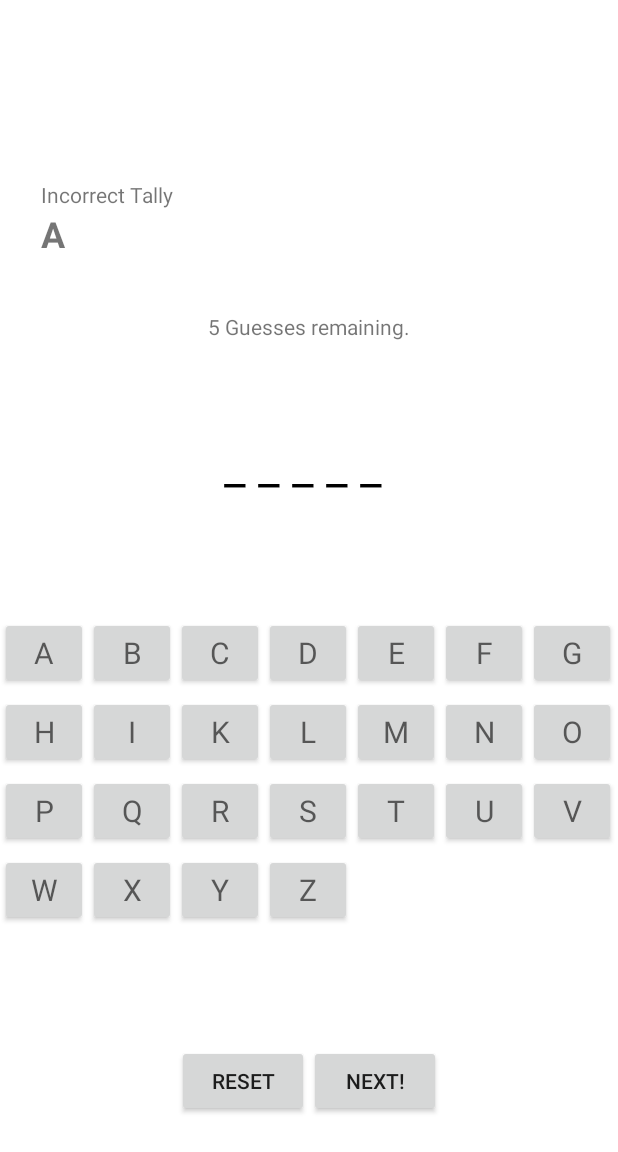
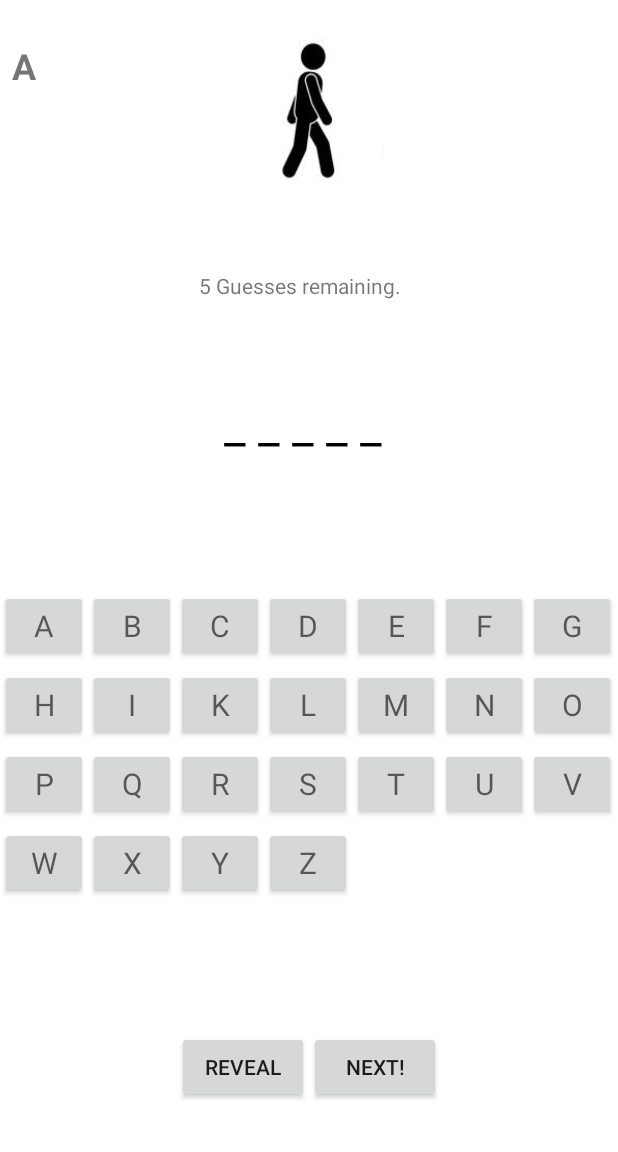
Before and after one commit to ccharle/WordTrivia, an Android app: the screen it shows after launch (MainActivity), after a tap on an icon or button, on a phone screen of 412 x 824 dp. Shown: the top 1152 px of the screen. Run offline under Robolectric (Android 15) with nearby library versions, the phone set to English and light mode, and no system bars; 2 other taps on this screen came first.

Commit message:
functional image progress and UI fixes

```diff
--- a/app/build.gradle
+++ b/app/build.gradle
@@ -35,6 +35,7 @@ dependencies {
     implementation 'com.squareup.retrofit2:retrofit:2.6.1'
     implementation 'com.squareup.retrofit2:converter-gson:2.6.0'
     implementation 'com.squareup.retrofit2:converter-scalars:2.6.2'
+    implementation 'com.google.android.material:material:1.0.0'
 
 
 }
--- a/app/src/main/java/org/pursuit/wordtrivia/contract/MainContract.kt
+++ b/app/src/main/java/org/pursuit/wordtrivia/contract/MainContract.kt
@@ -13,6 +13,8 @@ interface MainContract {
         )
 
         fun gameOver()
+        fun gameWon()
+        fun showUserProgress(img :Int)
     }
 
 
@@ -34,9 +36,8 @@ interface MainContract {
         fun startGame()
         fun userWordInput(word: String?)
         fun onRefreshGame()
+        fun onGameWon()
     }
-
-
 
 
     interface Model {
--- a/app/src/main/java/org/pursuit/wordtrivia/presenter/TheGamePresenter.kt
+++ b/app/src/main/java/org/pursuit/wordtrivia/presenter/TheGamePresenter.kt
@@ -1,15 +1,20 @@
 package org.pursuit.wordtrivia.presenter
 
-import android.util.Log
+import org.pursuit.wordtrivia.R
 import org.pursuit.wordtrivia.contract.MainContract
 
 class TheGamePresenter(private val currentWord: String?, private val viewRef: MainContract.View) :
 
     MainContract.GamePresenter {
+    override fun onGameWon() {
+
+    }
+
     override fun onRefreshGame() {
         incorrectGuess = 6
         lettersGuessedArray.clear()
-        guessCount = 0
+        incorrectGuessCount = 0
+
     }
 
 
@@ -17,17 +22,23 @@ class TheGamePresenter(private val currentWord: String?, private val viewRef: Ma
     private var guessedWord: Boolean = false
     private var blankArray = ArrayList<String>()
     private var incorrectGuess: Int = 6
-    private var guessCount = 0
+    private var incorrectGuessCount = 0
+    private var correctGuessCount = 0
 
 
     override fun letterPressed(word: String?) {
         if (incorrectGuess != 0) {
             viewRef.revealHiddenLetter(word, guessWord(word!!), incorrectGuess, lettersGuessedArray)
-        } else {
-            viewRef.gameOver()
-        }
+            if (currentWord != null) {
+                if (correctGuessCount == currentWord.length) {
+                    incorrectGuess = 0
+                    viewRef.gameWon()
+                }
 
+            }
+        } else viewRef.gameOver()
     }
+
 
     override fun userWordInput(word: String?) {
     }
@@ -39,14 +50,31 @@ class TheGamePresenter(private val currentWord: String?, private val viewRef: Ma
     private fun guessWord(input: String): Boolean {
 
         return if (currentWord!!.contains(input.toLowerCase()) || currentWord.contains(input)) {
+            correctGuessCount++
             true
         } else {
-                lettersGuessedArray.add(guessCount, input)
-                guessCount++
+            viewRef.showUserProgress(displayFall())
+            lettersGuessedArray.add(incorrectGuessCount, input)
+            incorrectGuessCount++
             incorrectGuess--
             false
         }
     }
 
+    private fun displayFall(): Int {
+        var fallFrame = 0
+        when (incorrectGuess) {
+            6 -> fallFrame = R.drawable.fall_6
+            5 -> fallFrame = R.drawable.fall_5
+            4 -> fallFrame = R.drawable.fall_4
+            3 -> fallFrame = R.drawable.fall_3
+            2 -> fallFrame = R.drawable.fall_2
+            1 -> fallFrame = R.drawable.fall_1
+
+        }
+        return fallFrame
+
+    }
+
 
 }
--- a/app/src/main/java/org/pursuit/wordtrivia/view/MainActivity.kt
+++ b/app/src/main/java/org/pursuit/wordtrivia/view/MainActivity.kt
@@ -2,10 +2,12 @@ package org.pursuit.wordtrivia.view
 
 import android.graphics.Color
 import android.os.Bundle
+import android.text.method.MovementMethod
 import android.widget.Button
 import android.widget.TextView
 import android.widget.Toast
 import androidx.appcompat.app.AppCompatActivity
+import com.google.android.material.snackbar.Snackbar
 import kotlinx.android.synthetic.main.activity_main.*
 import org.pursuit.wordtrivia.contract.MainContract
 import org.pursuit.wordtrivia.R
@@ -19,8 +21,8 @@ private const val TAG = "Response"
 private const val remainingGuessesSentence = " Guesses remaining."
 
 class MainActivity : AppCompatActivity(), MainContract.View {
-    override fun gameOver() {
-
+    override fun showUserProgress(img: Int) {
+        imgvw_userprogress.setBackgroundResource(img)
     }
 
 
@@ -40,15 +42,8 @@ class MainActivity : AppCompatActivity(), MainContract.View {
     override fun onCreate(savedInstanceState: Bundle?) {
         super.onCreate(savedInstanceState)
         setContentView(R.layout.activity_main)
-        alphabetAdapter = AlphabetAdapter(this)
-        gridvw_letters.adapter = alphabetAdapter
-        netWorkPresenterRef = WordNetworkPresenter(wordClient, this)
-        netWorkPresenterRef.getWordList()
-        bttn_newword.setOnClickListener {
-            netWorkPresenterRef.requestRandomWord();gamePresenterRef.onRefreshGame()
-            txtvw_incorrectguesses.text = ""
-            wrongGuessTally = ""
-        }
+        gameSetup()
+
 
     }
 
@@ -143,4 +138,40 @@ class MainActivity : AppCompatActivity(), MainContract.View {
 
     }
 
+    override fun gameOver() {
+        txtvw_gameover.setTextColor(Color.BLACK)
+        for (index in displayWordsArray.indices) {
+            displayWordsArray[index].setTextColor(Color.BLACK)
+
+
+        }
+
+    }
+
+    override fun gameWon() {
+
+        val snack =
+            Snackbar.make(main_constraintlayout, "WINNER WINNER!", Snackbar.LENGTH_LONG)
+        snack.show()
+    }
+    private fun gameSetup(){
+        alphabetAdapter = AlphabetAdapter(this)
+        gridvw_letters.adapter = alphabetAdapter
+        netWorkPresenterRef = WordNetworkPresenter(wordClient, this)
+        netWorkPresenterRef.getWordList()
+        bttn_newword.setOnClickListener {
+            netWorkPresenterRef.requestRandomWord();gamePresenterRef.onRefreshGame()
+            txtvw_incorrectguesses.text = ""
+            wrongGuessTally = ""
+            txtvw_gameover.setTextColor(Color.WHITE)
+
+        }
+        bttn_reveal.setOnClickListener {
+            gameOver()
+
+        }
+        txtvw_incorrectguesses.movementMethod
+    }
+
+
 }
--- a/app/src/main/res/layout/activity_main.xml
+++ b/app/src/main/res/layout/activity_main.xml
@@ -2,6 +2,7 @@
 <androidx.constraintlayout.widget.ConstraintLayout xmlns:android="http://schemas.android.com/apk/res/android"
     xmlns:app="http://schemas.android.com/apk/res-auto"
     xmlns:tools="http://schemas.android.com/tools"
+    android:id="@+id/main_constraintlayout"
     android:layout_width="match_parent"
     android:layout_height="match_parent"
     android:layout_gravity="center_vertical|center_horizontal"
@@ -9,26 +10,32 @@
     tools:context=".view.MainActivity">
 
 
-    <ImageView
-        android:id="@+id/imgvw_userprogress"
-        android:layout_width="200dp"
-        android:layout_height="200dp"
-        app:layout_constraintEnd_toEndOf="parent"
-        app:layout_constraintTop_toTopOf="parent" />
+
 
     <LinearLayout
         android:id="@+id/linear_layout"
         android:layout_width="wrap_content"
         android:layout_height="wrap_content"
         android:layout_marginTop="8dp"
+        android:orientation="vertical"
         app:layout_constraintEnd_toEndOf="parent"
         app:layout_constraintStart_toStartOf="parent"
-        app:layout_constraintTop_toBottomOf="@+id/imgvw_userprogress">
+        app:layout_constraintTop_toBottomOf="@id/relative_layoutscrollview">
+
+        <TextView
+            android:id="@+id/txtvw_gameover"
+            android:layout_width="wrap_content"
+            android:layout_height="wrap_content"
+            android:text="@string/the_word_is"
+            android:textColor="@color/colorwhite"
+            android:textSize="24dp" />
+
 
         <TextView
             android:id="@+id/txvw_score"
             android:layout_width="wrap_content"
-            android:layout_height="wrap_content" />
+            android:layout_height="wrap_content"
+             />
 
     </LinearLayout>
 
@@ -87,10 +94,10 @@
         app:layout_constraintTop_toBottomOf="@+id/gridvw_letters">
 
         <Button
-            android:id="@+id/bttn_reset"
+            android:id="@+id/bttn_reveal"
             android:layout_width="wrap_content"
             android:layout_height="wrap_content"
-            android:text="@string/reset"
+            android:text="@string/reveal"
             app:layout_constraintStart_toStartOf="parent"
             app:layout_constraintTop_toTopOf="parent" />
 
@@ -104,42 +111,48 @@
 
     </LinearLayout>
 
-    <LinearLayout
-        android:id="@+id/linear_layoutscrollview"
-        android:layout_width="158dp"
+    <RelativeLayout
+        android:id="@+id/relative_layoutscrollview"
+        android:layout_width="0dp"
         android:layout_height="wrap_content"
+        android:layout_marginStart="8dp"
+        android:layout_marginTop="8dp"
+        android:layout_marginEnd="8dp"
         android:orientation="vertical"
-        app:layout_constraintBottom_toBottomOf="@+id/imgvw_userprogress"
-        app:layout_constraintEnd_toStartOf="@+id/imgvw_userprogress"
-        app:layout_constraintStart_toStartOf="parent">
+        app:layout_constraintEnd_toEndOf="parent"
+        app:layout_constraintStart_toStartOf="parent"
+        app:layout_constraintTop_toTopOf="parent">
+
+        <ImageView
+
+            android:id="@+id/imgvw_userprogress"
+            android:layout_width="100dp"
+            android:layout_height="100dp"
+            android:layout_marginTop="32dp"
+            android:layout_marginEnd="32dp"
+            android:layout_centerInParent="true" />
 
         <TextView
             android:id="@+id/txtvw_guessSign"
-            android:layout_width="match_parent"
+            android:layout_width="wrap_content"
             android:layout_height="wrap_content"
             android:scrollbars="vertical"
             android:singleLine="false"
-            android:text="Incorrect Tally" />
+            android:layout_alignParentLeft="true"
+            android:text="" />
 
 
-            <LinearLayout
-                android:id="@+id/linear_layout_incorrecguesses"
-                android:layout_width="match_parent"
-                android:layout_height="wrap_content"
-                android:orientation="vertical">
 
         <TextView
             android:id="@+id/txtvw_incorrectguesses"
-                    android:layout_width="match_parent"
+            android:layout_width="wrap_content"
             android:layout_height="wrap_content"
-                    android:maxWidth="10dp"
+            android:maxLines="5"
             android:scrollbars="vertical"
-                    android:singleLine="false"
             android:textSize="24dp"
+            android:layout_below="@id/txtvw_guessSign"
             android:textStyle="bold" />
-            </LinearLayout>
-
-    </LinearLayout>
+    </RelativeLayout>
 
 
 </androidx.constraintlayout.widget.ConstraintLayout>
--- a/app/src/main/res/values/strings.xml
+++ b/app/src/main/res/values/strings.xml
@@ -3,4 +3,6 @@
     <string name="word_trivia">WORD TRIVIA!</string>
     <string name="reset">Reset</string>
     <string name="next">Next!</string>
+    <string name="the_word_is">The Word is...</string>
+    <string name="reveal">Reveal</string>
 </resources>
```
Also changed, not shown: app/src/main/res/drawable/fall_1.png (added), app/src/main/res/drawable/fall_2.png (added), app/src/main/res/drawable/fall_3.png (added), app/src/main/res/drawable/fall_4.png (added), app/src/main/res/drawable/fall_5.png (added), app/src/main/res/drawable/fall_6.png (added). Lines whose indentation alone changed are shown as unchanged.
